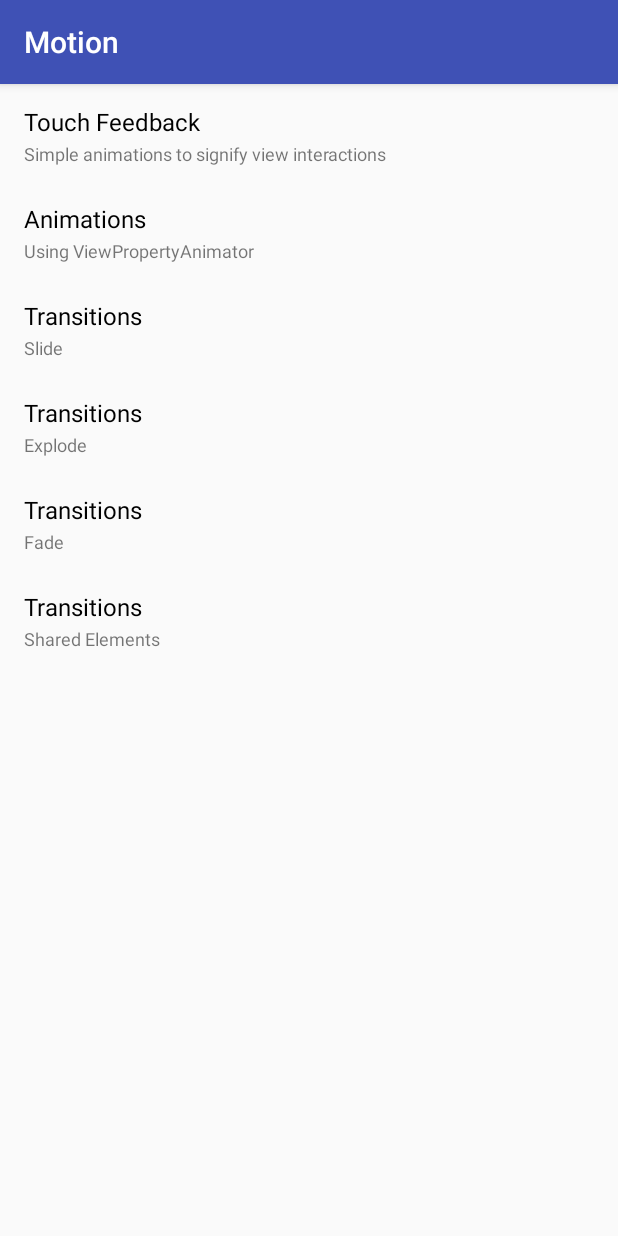
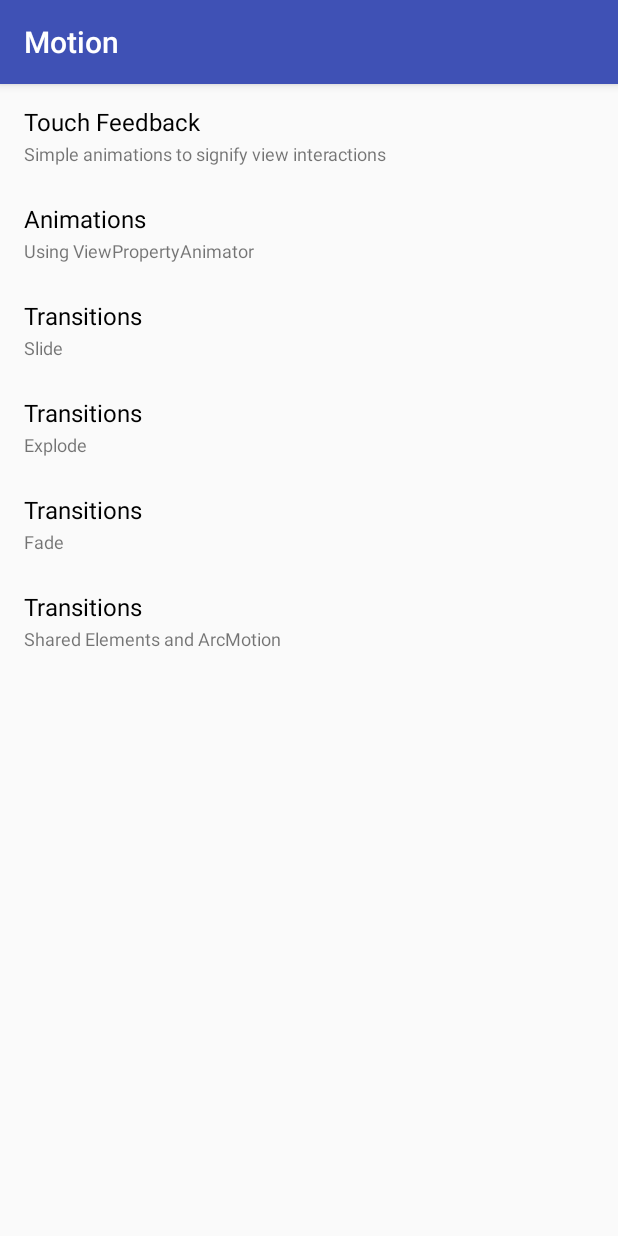
Before and after one commit to biodunalfet/Motion, an Android app: the screen it shows after launch (MainActivity), on a phone screen of 412 x 824 dp. Run offline under Robolectric (Android 15) with nearby library versions, the phone set to English and light mode, and no system bars.

Commit message:
Add arcmotion demo

```diff
--- a/app/src/main/AndroidManifest.xml
+++ b/app/src/main/AndroidManifest.xml
@@ -22,7 +22,11 @@
         <activity
             android:name=".SharedUnveiledActivity"
             android:label="@string/title_activity_shared_unveiled"
-            android:theme="@style/AppTheme.NoActionBar"></activity>
+            android:theme="@style/AppTheme.NoActionBar" />
+        <activity
+            android:name=".ArcMotionActivity"
+            android:label="@string/title_activity_arc_motion"
+            android:theme="@style/AppTheme.ArcMotion"></activity>
     </application>
 
 </manifest>
--- a/app/src/main/java/com/hamza/motion/Data.java
+++ b/app/src/main/java/com/hamza/motion/Data.java
@@ -15,7 +15,7 @@ class Data {
             new Item("Transitions", "Slide"),
             new Item("Transitions", "Explode"),
             new Item("Transitions", "Fade"),
-            new Item("Transitions", "Shared Elements")
+            new Item("Transitions", "Shared Elements and ArcMotion")
     };
 
     /**
--- a/app/src/main/java/com/hamza/motion/SharedElementActivity.java
+++ b/app/src/main/java/com/hamza/motion/SharedElementActivity.java
@@ -38,8 +38,6 @@ public class SharedElementActivity extends AppCompatActivity {
                         .makeSceneTransitionAnimation(SharedElementActivity.this,
                                 participants);
 
-
-
                 ActivityCompat.startActivity(SharedElementActivity.this, intent, options.toBundle());
             }
         });
--- /dev/null
+++ b/app/src/main/res/transition/arc_motion.xml
@@ -0,0 +1,9 @@
+<?xml version="1.0" encoding="utf-8"?>
+<transitionSet xmlns:android="http://schemas.android.com/apk/res/android"
+    android:interpolator="@android:interpolator/accelerate_decelerate">
+    <changeBounds/>
+    <arcMotion
+        android:maximumAngle="90"
+        android:minimumHorizontalAngle="90"
+        android:minimumVerticalAngle="0"/>
+</transitionSet>
--- a/app/src/main/res/values-v21/styles.xml
+++ b/app/src/main/res/values-v21/styles.xml
@@ -1,5 +1,19 @@
 <?xml version="1.0" encoding="utf-8"?>
 <resources>
+
+        <!-- Base application theme. -->
+        <style name="AppTheme.ArcMotion" parent="AppTheme.NoActionBar">
+                <!-- Customize your theme here. -->
+                <item name="android:windowBackground">@android:color/transparent</item>
+                <item name="android:windowIsTranslucent">true</item>
+                <item name="android:windowSharedElementEnterTransition">@transition/arc_motion</item>
+                <item name="android:windowActivityTransitions">true</item>
+                <item name="android:windowAllowEnterTransitionOverlap">true</item>
+                <item name="android:windowAllowReturnTransitionOverlap">true</item>
+                <item name="colorPrimary">@color/colorPrimary</item>
+                <item name="colorPrimaryDark">@color/colorPrimaryDark</item>
+                <item name="colorAccent">@color/colorAccent</item>
+        </style>
 
         <style name="AppTheme" parent="Theme.AppCompat.Light.DarkActionBar">
                 <!-- Customize your theme here. -->
--- a/app/src/main/res/values/strings.xml
+++ b/app/src/main/res/values/strings.xml
@@ -6,4 +6,5 @@
         <item>Touch Feedback</item>
     </string-array>
     <string name="title_activity_shared_unveiled">SharedUnveiledActivity</string>
+    <string name="title_activity_arc_motion">ArcMotionActivity</string>
 </resources>
--- a/app/src/main/res/values/styles.xml
+++ b/app/src/main/res/values/styles.xml
@@ -1,4 +1,12 @@
 <resources>
+
+    <!-- Base application theme. -->
+    <style name="AppTheme.ArcMotion" parent="AppTheme.NoActionBar">
+        <!-- Customize your theme here. -->
+        <item name="colorPrimary">@color/colorPrimary</item>
+        <item name="colorPrimaryDark">@color/colorPrimaryDark</item>
+        <item name="colorAccent">@color/colorAccent</item>
+    </style>
 
     <!-- Base application theme. -->
     <style name="AppTheme" parent="Theme.AppCompat.Light.DarkActionBar">
```
Also changed, not shown: app/src/main/java/com/hamza/motion/ArcMotionActivity.java (added, +29 -0 lines), app/src/main/java/com/hamza/motion/SharedUnveiledActivity.java (+24 -2 lines), app/src/main/res/layout/activity_arc_motion.xml (added, +34 -0 lines), app/src/main/res/layout/content_arc_motion.xml (added, +45 -0 lines).
